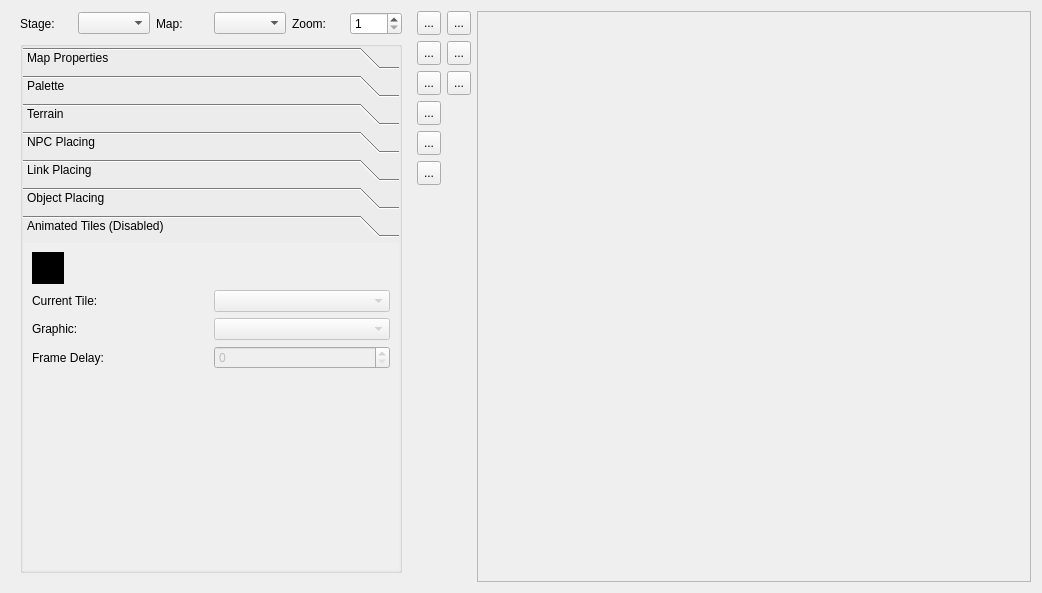
Old version of the form editor/mainwindow_tab/map_tab.ui in the repository protoman/rockbot.
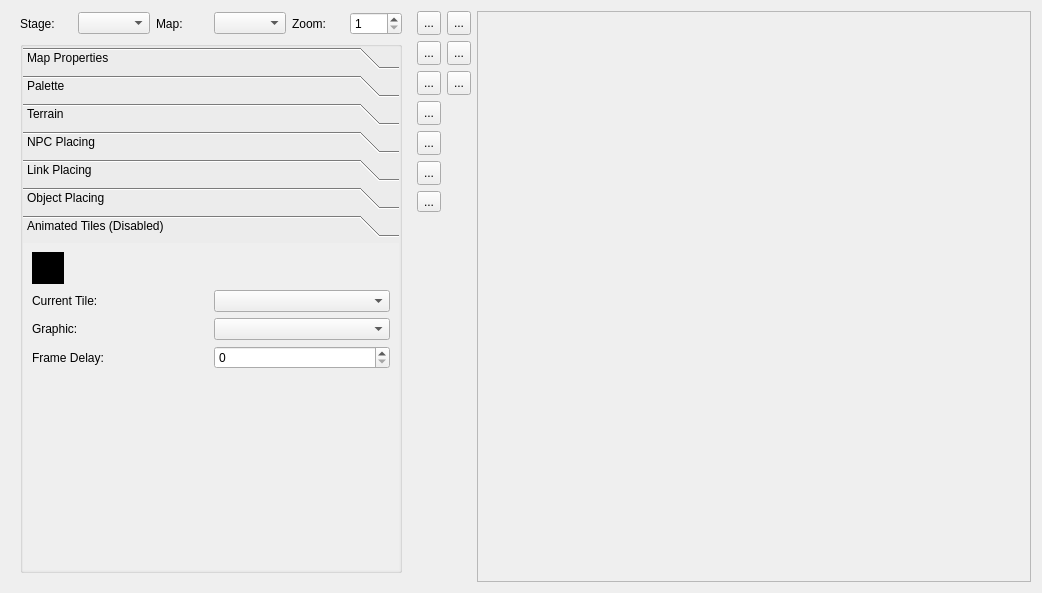
New version of the form. The open tabs and pages were chosen to show the change. Icons and pictures are not drawn. Custom widgets are drawn as their Qt base class.

Commit message: - implement animated tiles

```diff
--- a/editor/mainwindow_tab/map_tab.ui
+++ b/editor/mainwindow_tab/map_tab.ui
@@ -822,8 +822,8 @@
              <rect>
               <x>0</x>
               <y>0</y>
-              <width>380</width>
-              <height>346</height>
+              <width>374</width>
+              <height>295</height>
              </rect>
             </property>
             <attribute name="label">
@@ -870,14 +870,14 @@
                <item row="1" column="1">
                 <widget class="QComboBox" name="anim_tile_graphic_combobox">
                  <property name="enabled">
-                  <bool>false</bool>
+                  <bool>true</bool>
                  </property>
                 </widget>
                </item>
                <item row="0" column="1">
                 <widget class="QComboBox" name="current_anim_tile_combobox">
                  <property name="enabled">
-                  <bool>false</bool>
+                  <bool>true</bool>
                  </property>
                 </widget>
                </item>
@@ -891,7 +891,7 @@
                <item row="2" column="1">
                 <widget class="QSpinBox" name="anim_tile_delay_spinbox">
                  <property name="enabled">
-                  <bool>false</bool>
+                  <bool>true</bool>
                  </property>
                  <property name="maximum">
                   <number>9999</number>
@@ -1055,6 +1055,20 @@
        </property>
       </widget>
      </item>
+     <item>
+      <widget class="QToolButton" name="addAnimTile_toolButton">
+       <property name="text">
+        <string>...</string>
+       </property>
+       <property name="icon">
+        <iconset resource="../resources/icons/icons.qrc">
+         <normaloff>:/toolbar_icons/games-config-background.png</normaloff>:/toolbar_icons/games-config-background.png</iconset>
+       </property>
+       <property name="checkable">
+        <bool>true</bool>
+       </property>
+      </widget>
+     </item>
      <item>
       <spacer name="verticalSpacer_3">
        <property name="orientation">
```
Left out of the diff: 26 changed lines with no effect on the pictures. The commit also changes 16 other files.
